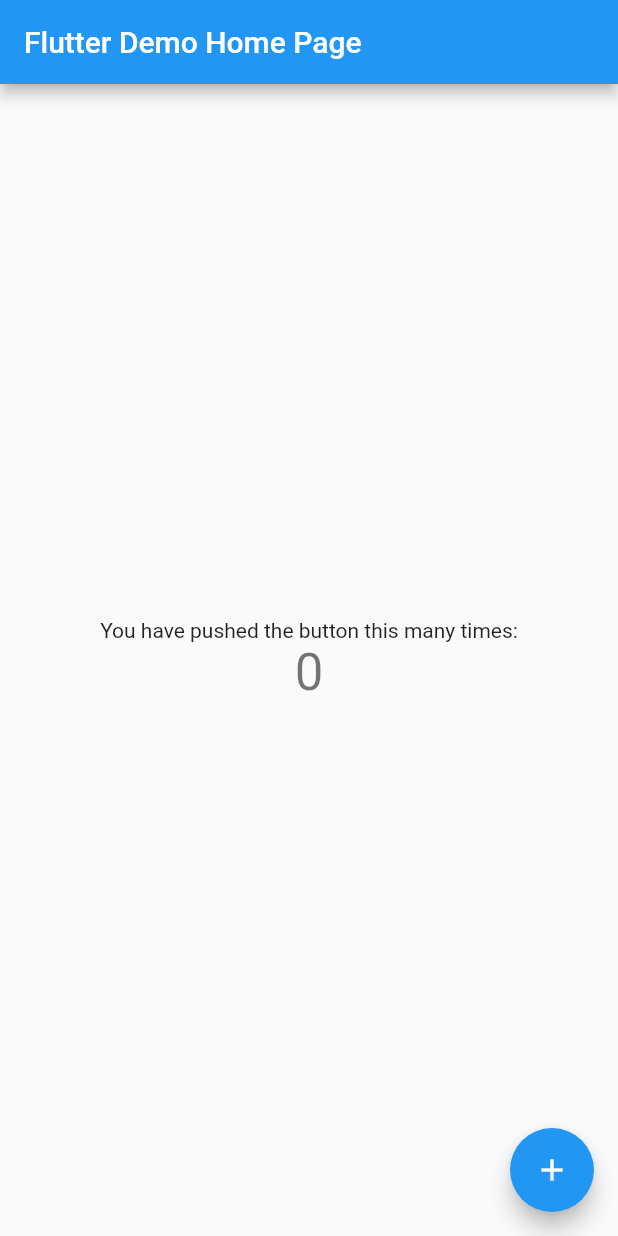
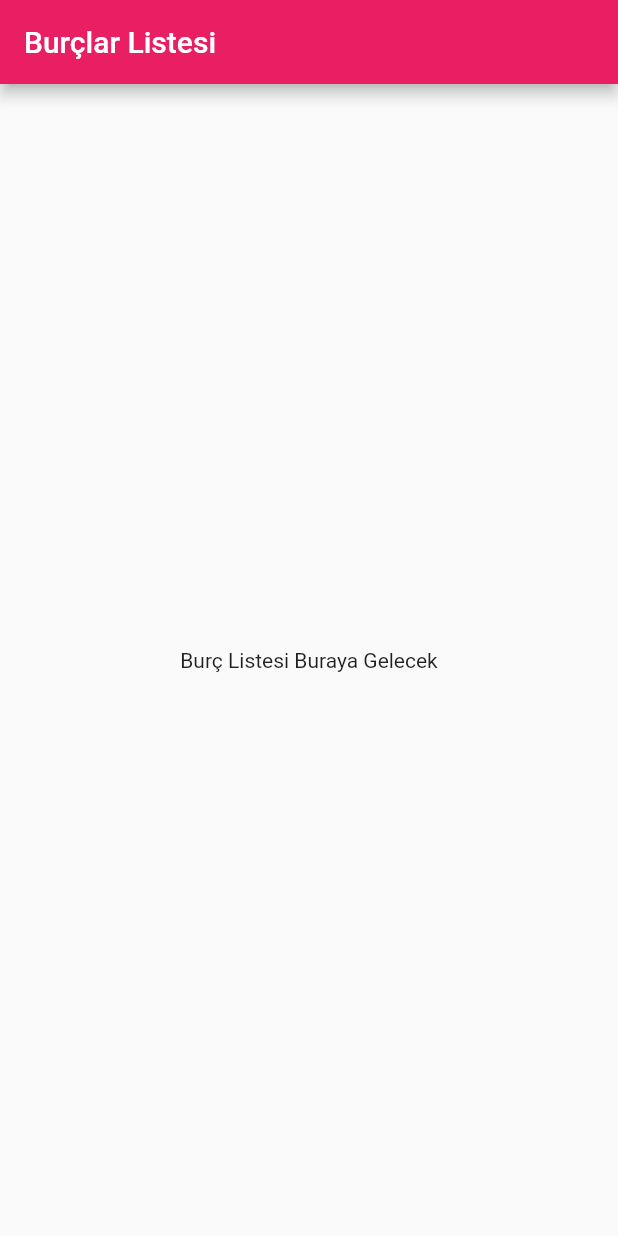
Before and after one commit to islamoktay/learning_process, a Flutter app: the screen it shows after launch, on a phone screen of 412 x 824 dp. Run offline on Flutter 3.47's test engine with Material 2 defaults, Android fonts, the phone set to English and light mode, and no system bars; our stand-ins replace flutter_easyloading.

Commit message:
studied more

```diff
--- /dev/null
+++ b/flutter/burc_rehberi/lib/burc_listesi.dart
@@ -0,0 +1,47 @@
+import 'package:burc_rehberi/data/strings.dart';
+import 'package:burc_rehberi/model/burc.dart';
+import 'package:flutter/material.dart';
+
+class BurcListesi extends StatelessWidget {
+  late List<Burc> tumBurclar;
+  BurcListesi() {
+    tumBurclar = veriKaynaginiHazirla();
+  }
+
+  @override
+  Widget build(BuildContext context) {
+    return Scaffold(
+      appBar: AppBar(
+        title: Text('Burçlar Listesi'),
+      ),
+      body: Center(
+        child: Text('Burç Listesi Buraya Gelecek'),
+      ),
+    );
+  }
+
+  List<Burc> veriKaynaginiHazirla() {
+    List<Burc> gecici = [];
+
+    for (int i = 0; i < 12; i++) {
+      var burcAdi = Strings.BURC_ADLARI[i];
+      var burcTarihi = Strings.BURC_TARIHLERI[i];
+      var burcDetayi = Strings.BURC_GENEL_OZELLIKLERI[i];
+      var burcKucukResim =
+          Strings.BURC_ADLARI[i].toLowerCase() + '${i + 1}.png';
+      var burcBuyukResim =
+          Strings.BURC_ADLARI[i].toLowerCase() + '_buyuk' + '${i + 1}.png';
+
+      Burc eklenecekBurc = Burc(
+        burcAdi,
+        burcDetayi,
+        burcTarihi,
+        burcKucukResim,
+        burcBuyukResim,
+      );
+      gecici.add(eklenecekBurc);
+    }
+
+    return gecici;
+  }
+}
--- a/flutter/burc_rehberi/lib/main.dart
+++ b/flutter/burc_rehberi/lib/main.dart
@@ -1,113 +1,22 @@
 import 'package:flutter/material.dart';
+
+import 'burc_listesi.dart';
 
 void main() {
   runApp(MyApp());
 }
 
 class MyApp extends StatelessWidget {
-  // This widget is the root of your application.
+  const MyApp({Key? key}) : super(key: key);
+
   @override
   Widget build(BuildContext context) {
     return MaterialApp(
-      title: 'Flutter Demo',
+      debugShowCheckedModeBanner: false,
       theme: ThemeData(
-        // This is the theme of your application.
-        //
-        // Try running your application with "flutter run". You'll see the
-        // application has a blue toolbar. Then, without quitting the app, try
-        // changing the primarySwatch below to Colors.green and then invoke
-        // "hot reload" (press "r" in the console where you ran "flutter run",
-        // or simply save your changes to "hot reload" in a Flutter IDE).
-        // Notice that the counter didn't reset back to zero; the application
-        // is not restarted.
-        primarySwatch: Colors.blue,
+        primarySwatch: Colors.pink,
       ),
-      home: MyHomePage(title: 'Flutter Demo Home Page'),
+      home: BurcListesi(),
     );
   }
 }
-
-class MyHomePage extends StatefulWidget {
-  MyHomePage({Key? key, required this.title}) : super(key: key);
-
-  // This widget is the home page of your application. It is stateful, meaning
-  // that it has a State object (defined below) that contains fields that affect
-  // how it looks.
-
-  // This class is the configuration for the state. It holds the values (in this
-  // case the title) provided by the parent (in this case the App widget) and
-  // used by the build method of the State. Fields in a Widget subclass are
-  // always marked "final".
-
-  final String title;
-
-  @override
-  _MyHomePageState createState() => _MyHomePageState();
-}
-
-class _MyHomePageState extends State<MyHomePage> {
-  int _counter = 0;
-
-  void _incrementCounter() {
-    setState(() {
-      // This call to setState tells the Flutter framework that something has
-      // changed in this State, which causes it to rerun the build method below
-      // so that the display can reflect the updated values. If we changed
-      // _counter without calling setState(), then the build method would not be
-      // called again, and so nothing would appear to happen.
-      _counter++;
-    });
-  }
-
-  @override
-  Widget build(BuildContext context) {
-    // This method is rerun every time setState is called, for instance as done
-    // by the _incrementCounter method above.
-    //
-    // The Flutter framework has been optimized to make rerunning build methods
-    // fast, so that you can just rebuild anything that needs updating rather
-    // than having to individually change instances of widgets.
-    return Scaffold(
-      appBar: AppBar(
-        // Here we take the value from the MyHomePage object that was created by
-        // the App.build method, and use it to set our appbar title.
-        title: Text(widget.title),
-      ),
-      body: Center(
-        // Center is a layout widget. It takes a single child and positions it
-        // in the middle of the parent.
-        child: Column(
-          // Column is also a layout widget. It takes a list of children and
-          // arranges them vertically. By default, it sizes itself to fit its
-          // children horizontally, and tries to be as tall as its parent.
-          //
-          // Invoke "debug painting" (press "p" in the console, choose the
-          // "Toggle Debug Paint" action from the Flutter Inspector in Android
-          // Studio, or the "Toggle Debug Paint" command in Visual Studio Code)
-          // to see the wireframe for each widget.
-          //
-          // Column has various properties to control how it sizes itself and
-          // how it positions its children. Here we use mainAxisAlignment to
-          // center the children vertically; the main axis here is the vertical
-          // axis because Columns are vertical (the cross axis would be
-          // horizontal).
-          mainAxisAlignment: MainAxisAlignment.center,
-          children: <Widget>[
-            Text(
-              'You have pushed the button this many times:',
-            ),
-            Text(
-              '$_counter',
-              style: Theme.of(context).textTheme.headline4,
-            ),
-          ],
-        ),
-      ),
-      floatingActionButton: FloatingActionButton(
-        onPressed: _incrementCounter,
-        tooltip: 'Increment',
-        child: Icon(Icons.add),
-      ), // This trailing comma makes auto-formatting nicer for build methods.
-    );
-  }
-}
--- /dev/null
+++ b/flutter/burc_rehberi/lib/model/burc.dart
@@ -0,0 +1,15 @@
+class Burc {
+  Burc(this._burcAdi, this._burcDetayi, this._burcTarihi, this._burcKucukResim,
+      this._burcBuyukResim);
+
+  final String _burcAdi;
+  final String _burcDetayi;
+  final String _burcTarihi;
+  final String _burcKucukResim;
+  final String _burcBuyukResim;
+
+  @override
+  String toString() {
+    return '$_burcAdi - $_burcBuyukResim';
+  }
+}
--- a/flutter/burc_rehberi/pubspec.yaml
+++ b/flutter/burc_rehberi/pubspec.yaml
@@ -46,7 +46,7 @@ flutter:
 
   # To add assets to your application, add an assets section, like this:
   assets:
-    - assets/images
+    - assets/images/
   #   - images/a_dot_ham.jpeg
 
   # An image asset can refer to one or more resolution-specific "variants", see
```
Also changed, not shown: flutter/burc_rehberi/lib/data/strings.dart (renamed from flutter/burc_rehberi/lib/strings.dart).
